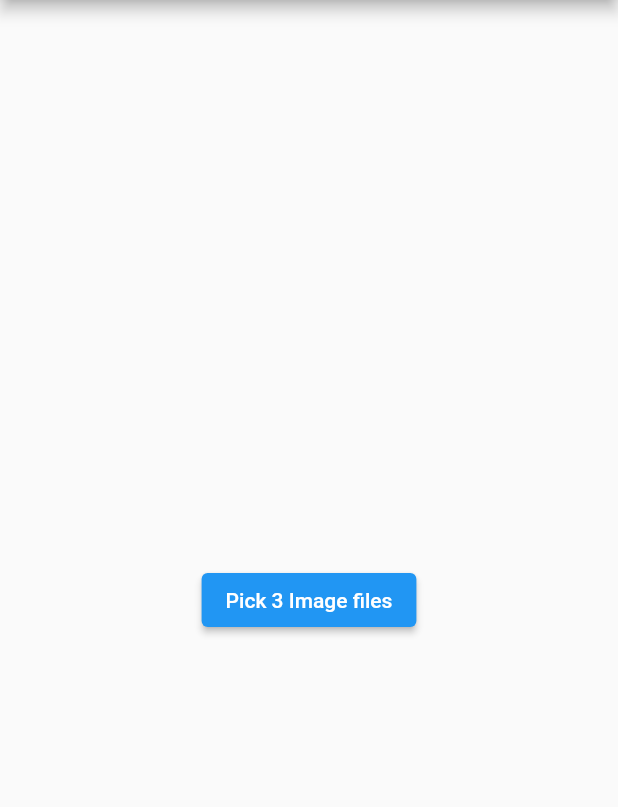
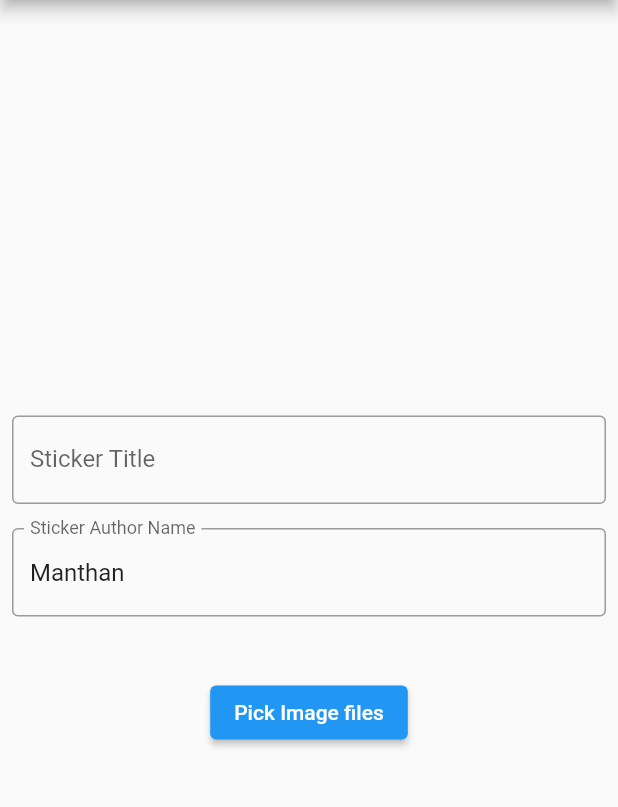
Before and after one commit to mstech66/stickermaker, a Flutter app: the screen it shows after launch, on a phone screen of 412 x 824 dp, the part 84-891 px from its top. Run offline on Flutter 3.47's test engine with Material 2 defaults, Android fonts, the phone set to English and light mode, and no system bars; our stand-ins replace file_picker, flutter_image_compress; missing offline and left inert: whatsapp_stickers.

Commit message:
Added ability to import any sized image as a sticker
Crops and Resizes the image to 512x512 image automatically when imported
Cleaned up code and added inputs for future changes

```diff
--- /dev/null
+++ b/lib/data/sticker.dart
@@ -0,0 +1,18 @@
+import 'package:flutter/cupertino.dart';
+
+class Sticker {
+  String _name;
+  String _publisher;
+  Map<String, List<String>> _stickers = Map<String, List<String>>();
+
+  Sticker(String name, String publisher, Map<String, List<String>> stickers) {
+    this._name = name;
+    this._publisher = publisher;
+    this._stickers = stickers;
+  }
+
+  printStickerInfo(){
+    print('Name: ${this._name} Publisher: ${this._publisher} Stickers: ${this._stickers}');
+  }
+
+}
--- a/lib/main.dart
+++ b/lib/main.dart
@@ -3,6 +3,7 @@ import 'dart:typed_data';
 
 import 'package:file_picker/file_picker.dart';
 import 'package:flutter/material.dart';
+import 'package:image/image.dart';
 import 'package:path_provider/path_provider.dart';
 import 'package:whatsapp_stickers/exceptions.dart';
 import 'package:whatsapp_stickers/whatsapp_stickers.dart';
@@ -12,10 +13,18 @@ void main() {
   runApp(AppRoot());
 }
 
-class AppRoot extends StatelessWidget {
+class AppRoot extends StatefulWidget {
+  @override
+  State<AppRoot> createState() => _AppRootState();
+}
+
+class _AppRootState extends State<AppRoot> {
+  final _messengerKey = GlobalKey<ScaffoldMessengerState>();
+
   @override
   Widget build(BuildContext context) {
     return MaterialApp(
+      scaffoldMessengerKey: _messengerKey,
       home: Scaffold(
         appBar: AppBar(
           title: Text('Sticker Maker'),
@@ -25,21 +34,40 @@ class AppRoot extends StatelessWidget {
             children: <Widget>[
               Center(
                 child: Padding(
+                  padding: const EdgeInsets.all(8.0),
+                  child: TextFormField(
+                    decoration: InputDecoration(
+                        labelText: 'Sticker Title',
+                        border: OutlineInputBorder()),
+                  ),
+                ),
+              ),
+              Center(
+                child: Padding(
+                  padding: const EdgeInsets.all(8.0),
+                  child: TextFormField(
+                    initialValue: 'Manthan',
+                    decoration: InputDecoration(
+                        labelText: 'Sticker Author Name',
+                        border: OutlineInputBorder()),
+                  ),
+                ),
+              ),
+              Padding(
                 padding: const EdgeInsets.only(top: 32.0),
                 child: ElevatedButton(
-                    child: Text('Pick 3 Image files'),
+                  child: Text('Pick Image files'),
                   onPressed: () async {
                     FilePickerResult result = await FilePicker.platform
                         .pickFiles(allowMultiple: true);
                     if (result != null) {
                       List<File> fileList =
                           result.paths.map((e) => File(e)).toList();
-                        installFromFileList(fileList);
+                      installFromFileList(fileList, context);
                     } else {
                       print('No Files Chosen!');
                     }
                   },
-                  ),
                 ),
               ),
             ],
@@ -51,14 +79,14 @@ class AppRoot extends StatelessWidget {
       ),
     );
   }
-}
 
-Future installFromFileList(List<File> fileList) async {
+  Future installFromFileList(List<File> fileList, context) async {
     var stickerPack = WhatsappStickers(
-    identifier: 'TestDemo6666',
+      identifier: 'TestDemo6667',
       name: 'Cuppy Flutter WhatsApp Stickers',
       publisher: 'John Doe',
-    trayImageFileName: WhatsappStickerImage.fromAsset('assets/tray_Cuppy.png'),
+      trayImageFileName:
+          WhatsappStickerImage.fromAsset('assets/tray_Cuppy.png'),
       publisherWebsite: '',
       privacyPolicyWebsite: '',
       licenseAgreementWebsite: '',
@@ -69,6 +97,8 @@ Future installFromFileList(List<File> fileList) async {
         await stickerPack.sendToWhatsApp();
       } on WhatsappStickersException catch (e) {
         print(e.cause);
+        _messengerKey.currentState
+            .showSnackBar(SnackBar(content: Text(e.cause)));
       }
     });
   }
@@ -76,12 +106,14 @@ Future installFromFileList(List<File> fileList) async {
   convertFileToWebp(File file) async {
     final directory = await getApplicationDocumentsDirectory();
     final imageFile = file.path.split('/').last.split('.').first;
-  final imageExtension = file.path.split('/').last.split('.').last;
     Uint8List imageData = await file.readAsBytes();
     imageData = Uint8List.fromList(imageData);
     print('imgData is $imageData');
     final result = await FlutterImageCompress.compressWithList(imageData,
-      minHeight: 512, minWidth: 512, quality: 90, format: CompressFormat.webp);
+        minHeight: 512,
+        minWidth: 512,
+        quality: 90,
+        format: CompressFormat.webp);
     print('result is $result');
     final tempPath = await File('${directory.path}/$imageFile.webp').create();
     print('tempPath is $tempPath');
@@ -89,12 +121,25 @@ convertFileToWebp(File file) async {
     return resultFile;
   }
 
+  Future<File> resizeAndCropImage(File file) async {
+    final directory = await getApplicationDocumentsDirectory();
+    final imageFile = file.path.split('/').last.split('.').first;
+    var image = decodeImage(file.readAsBytesSync());
+    var resized = copyResizeCropSquare(image, 512);
+    Future<File> resizedFile = File('${directory.path}/$imageFile.png')
+        .writeAsBytes(encodePng(resized));
+    return resizedFile;
+  }
+
   Future addImagesToWhatsapp(fileList, stickerPack) {
     return Future.forEach(fileList, (file) async {
-    File imgFile = await convertFileToWebp(file);
+      await resizeAndCropImage(file).then((resizedFile) async {
+        File imgFile = await convertFileToWebp(resizedFile);
         WhatsappStickerImage stickerImage =
             WhatsappStickerImage.fromFile(imgFile.path);
         const emojis = ['🙂', '😛'];
         stickerPack.addSticker(stickerImage, emojis);
       });
+    });
   }
+}
```
Lines whose indentation alone changed are shown as unchanged.
